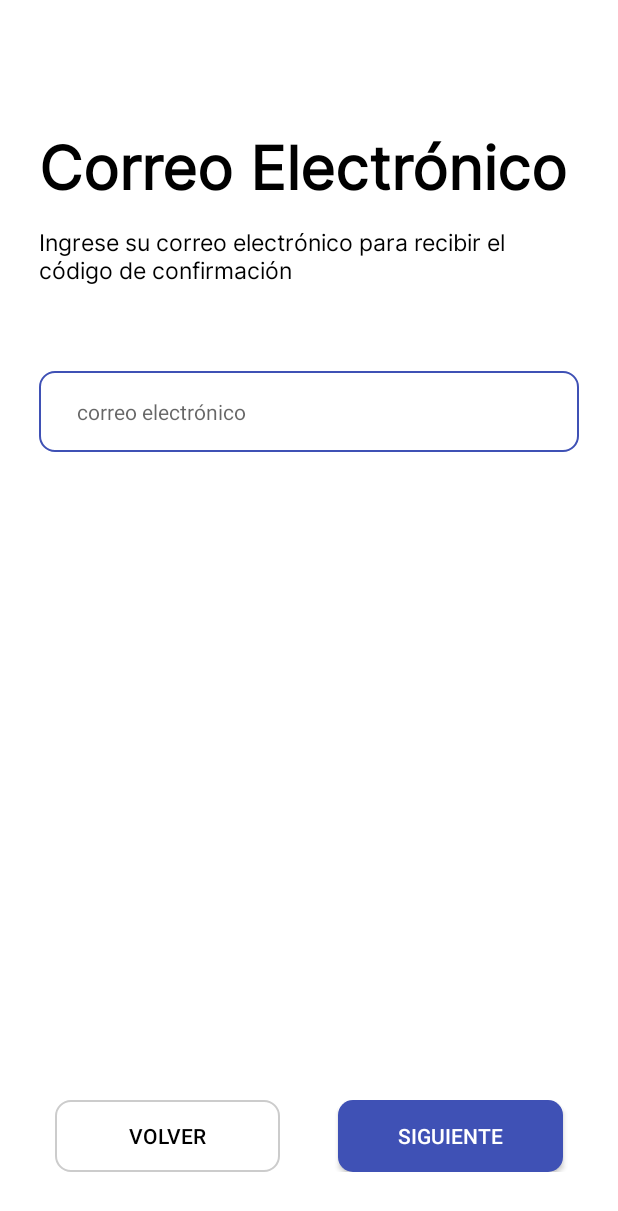
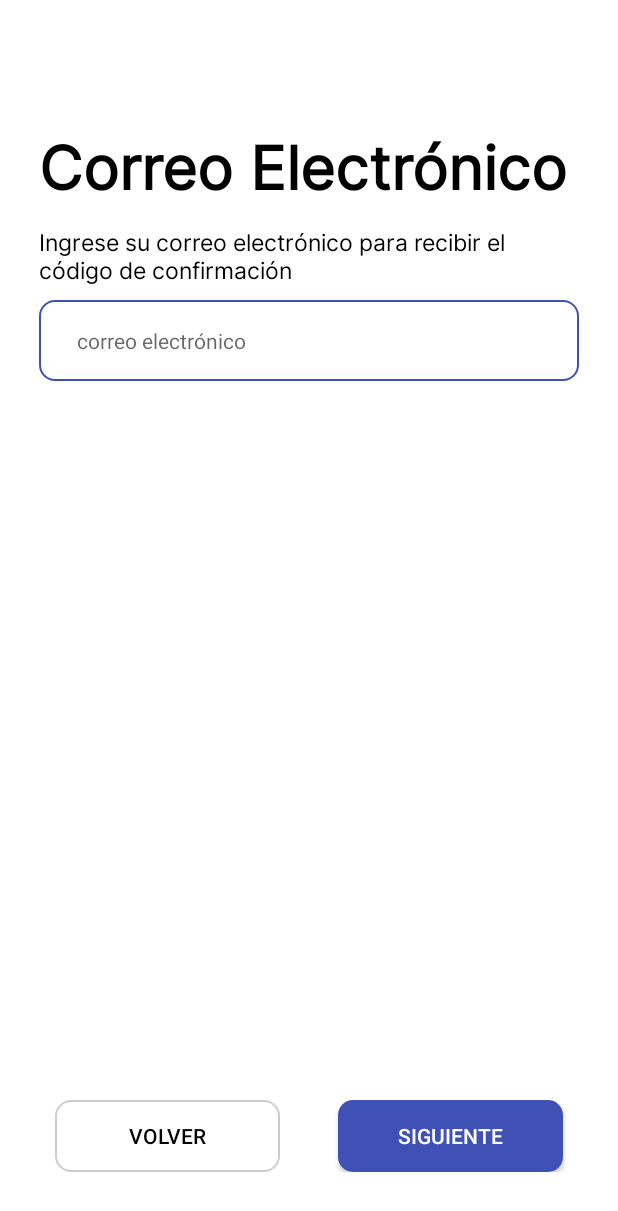
Before and after one commit to Sebastianmjk/APPCatalogo, an Android app: the layout fragment_registro_second_page.xml on its own in the app's theme, with its tools: preview values and no code run, on a phone screen of 412 x 824 dp. Shown: the top 1211 px of the screen. Run offline under Robolectric (Android 15) with nearby library versions, the phone set to English and light mode, and no system bars.

Commit message:
Pruebas segunda pagina registro

```diff
--- a/app/src/main/java/com/example/appcatalogo/signUp/RegistroSecondPage.kt
+++ b/app/src/main/java/com/example/appcatalogo/signUp/RegistroSecondPage.kt
@@ -12,8 +12,7 @@ import com.example.appcatalogo.R
 class RegistroSecondPage : Fragment() {
 
     override fun onCreateView(
-        inflater: LayoutInflater, container: ViewGroup?,
-        savedInstanceState: Bundle?
+        inflater: LayoutInflater, container: ViewGroup?, savedInstanceState: Bundle?
     ): View? {
         // Inflate the layout for this fragment
         return inflater.inflate(R.layout.fragment_registro_second_page, container, false)
--- a/app/src/main/res/layout/fragment_registro_second_page.xml
+++ b/app/src/main/res/layout/fragment_registro_second_page.xml
@@ -56,18 +56,13 @@
             app:layout_constraintStart_toStartOf="parent"
             app:layout_constraintTop_toBottomOf="@+id/emailText" />
 
-        <androidx.constraintlayout.widget.Guideline
-            android:id="@+id/guidelineEditTextFR2"
-            android:layout_width="wrap_content"
-            android:layout_height="wrap_content"
-            android:orientation="horizontal"
-            app:layout_constraintGuide_percent="0.3" />
 
         <EditText
             android:id="@+id/inputEmail"
             android:layout_width="0dp"
             android:layout_height="54dp"
             android:layout_marginStart="26dp"
+            android:layout_marginTop="50dp"
             android:layout_marginEnd="26dp"
             android:autofillHints="emailAddress"
             android:background="@drawable/custom_input"
@@ -80,7 +75,7 @@
             app:layout_constraintEnd_toEndOf="parent"
             app:layout_constraintHorizontal_bias="0.5"
             app:layout_constraintStart_toStartOf="parent"
-            app:layout_constraintTop_toTopOf="@+id/guidelineEditTextFR2" />
+            app:layout_constraintTop_toTopOf="@+id/descripcionEmailText" />
 
         <androidx.constraintlayout.widget.ConstraintLayout
             android:id="@+id/footerVar"
```
